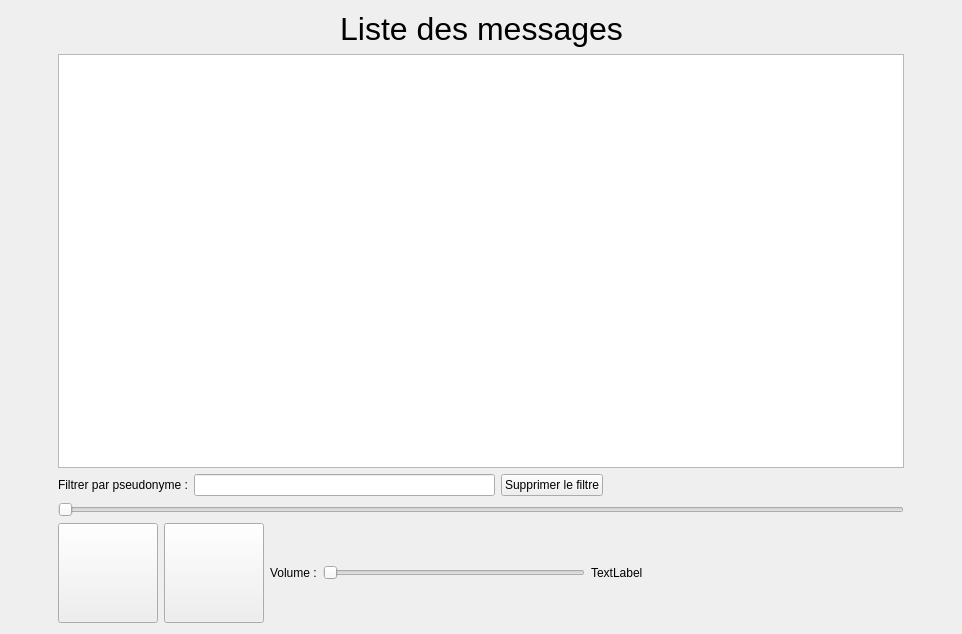
This is src/mainwindow.ui in max22-/loan as Qt 5 draws it before an edit. The edited form follows.
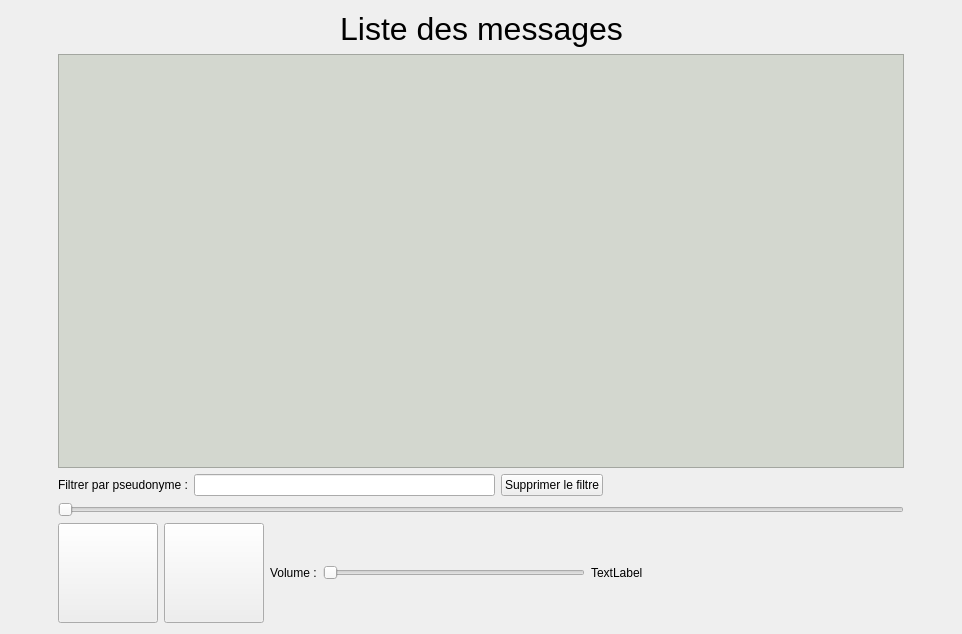
This is the edited form. Icons and pictures are not drawn. Custom widgets are drawn as their Qt base class.

Commit message:
Modification de la couleur d'arrière plan de la liste des messages
Comme ça on voit bien l'alternement des lignes (je ne comprenais pas
pourquoi ça ne marchait pas alors que j'avais coché la case
précédemment...)

Patch:
```diff
--- a/src/mainwindow.ui
+++ b/src/mainwindow.ui
@@ -1329,6 +1329,9 @@
           </item>
           <item>
            <widget class="QTableView" name="tableView">
+            <property name="styleSheet">
+             <string notr="true">background-color: rgb(211, 215, 207);</string>
+            </property>
             <property name="alternatingRowColors">
              <bool>true</bool>
             </property>
```
